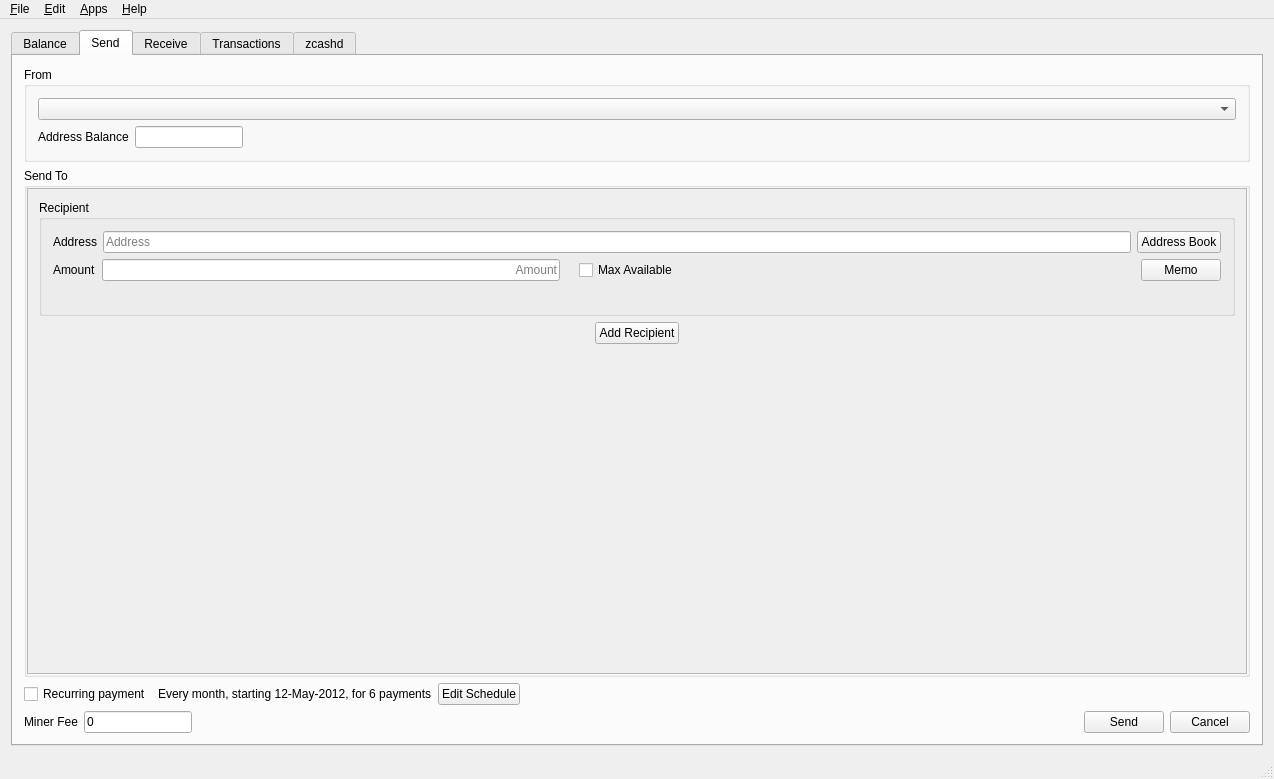
First picture: the form in src/mainwindow.ui, repository z-bitcoinz/BitcoinZ_Blue, before the edit.
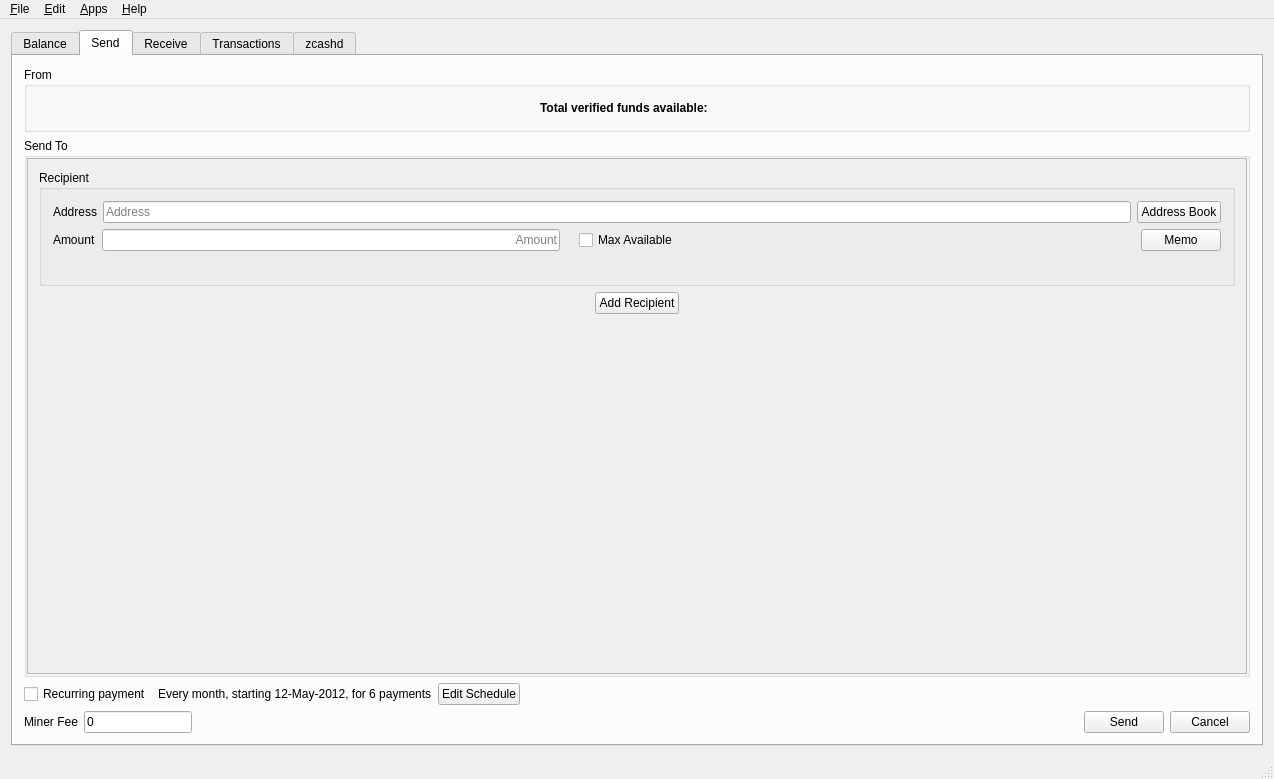
Second picture: the form after the edit. The open tabs and pages were chosen to show the change. Icons and pictures are not drawn. Custom widgets are drawn as their Qt base class.

```diff
--- a/src/mainwindow.ui
+++ b/src/mainwindow.ui
@@ -270,60 +270,59 @@
           <property name="flat">
            <bool>false</bool>
           </property>
-          <layout class="QVBoxLayout" name="verticalLayout_6">
+          <layout class="QHBoxLayout" name="horizontalLayout_8">
            <item>
-            <layout class="QHBoxLayout" name="horizontalLayout_8">
-             <item>
-              <widget class="AddressCombo" name="inputsCombo"/>
-             </item>
-            </layout>
+            <spacer name="horizontalSpacer_6">
+             <property name="orientation">
+              <enum>Qt::Horizontal</enum>
+             </property>
+             <property name="sizeHint" stdset="0">
+              <size>
+               <width>40</width>
+               <height>20</height>
+              </size>
+             </property>
+            </spacer>
            </item>
            <item>
-            <layout class="QHBoxLayout" name="horizontalLayout_15">
-             <item>
-              <widget class="QLabel" name="label_5">
-               <property name="text">
-                <string>Address Balance</string>
-               </property>
-              </widget>
-             </item>
-             <item>
-              <widget class="QLineEdit" name="sendAddressBalance">
-               <property name="sizePolicy">
-                <sizepolicy hsizetype="Preferred" vsizetype="Fixed">
-                 <horstretch>0</horstretch>
-                 <verstretch>0</verstretch>
-                </sizepolicy>
-               </property>
-               <property name="alignment">
-                <set>Qt::AlignRight|Qt::AlignTrailing|Qt::AlignVCenter</set>
-               </property>
-               <property name="readOnly">
-                <bool>true</bool>
-               </property>
-              </widget>
-             </item>
-             <item>
-              <widget class="QLabel" name="sendAddressBalanceUSD">
-               <property name="text">
-                <string/>
-               </property>
-              </widget>
-             </item>
-             <item>
-              <spacer name="horizontalSpacer_6">
-               <property name="orientation">
-                <enum>Qt::Horizontal</enum>
-               </property>
-               <property name="sizeHint" stdset="0">
-                <size>
-                 <width>40</width>
-                 <height>20</height>
-                </size>
-               </property>
-              </spacer>
-             </item>
-            </layout>
+            <widget class="QLabel" name="label_5">
+             <property name="font">
+              <font>
+               <weight>75</weight>
+               <bold>true</bold>
+              </font>
+             </property>
+             <property name="text">
+              <string>Total verified funds available:</string>
+             </property>
+            </widget>
+           </item>
+           <item>
+            <widget class="QLabel" name="txtAvailableZEC">
+             <property name="text">
+              <string/>
+             </property>
+            </widget>
+           </item>
+           <item>
+            <widget class="QLabel" name="txtAvailableUSD">
+             <property name="text">
+              <string/>
+             </property>
+            </widget>
+           </item>
+           <item>
+            <spacer name="horizontalSpacer_8">
+             <property name="orientation">
+              <enum>Qt::Horizontal</enum>
+             </property>
+             <property name="sizeHint" stdset="0">
+              <size>
+               <width>40</width>
+               <height>20</height>
+              </size>
+             </property>
+            </spacer>
            </item>
           </layout>
          </widget>
@@ -362,8 +361,8 @@
                <rect>
                 <x>0</x>
                 <y>0</y>
-                <width>1162</width>
-                <height>344</height>
+                <width>1226</width>
+                <height>504</height>
                </rect>
               </property>
               <layout class="QVBoxLayout" name="sendToLayout">
```
Left out of the diff: 37 changed lines with no effect on the pictures.
